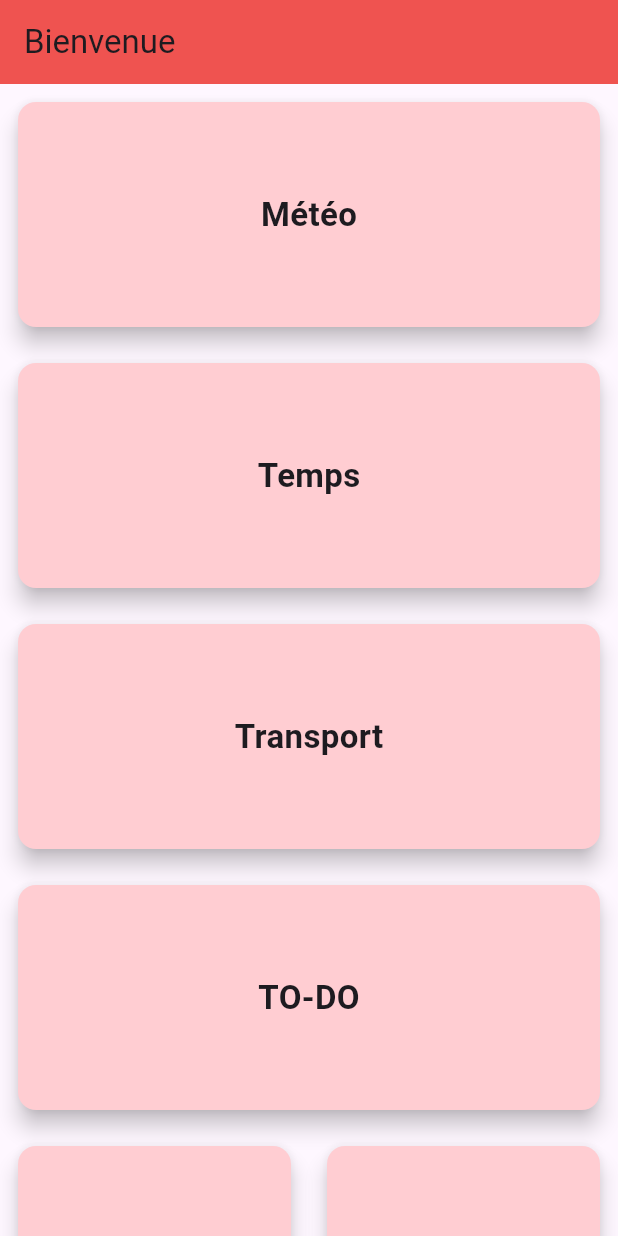
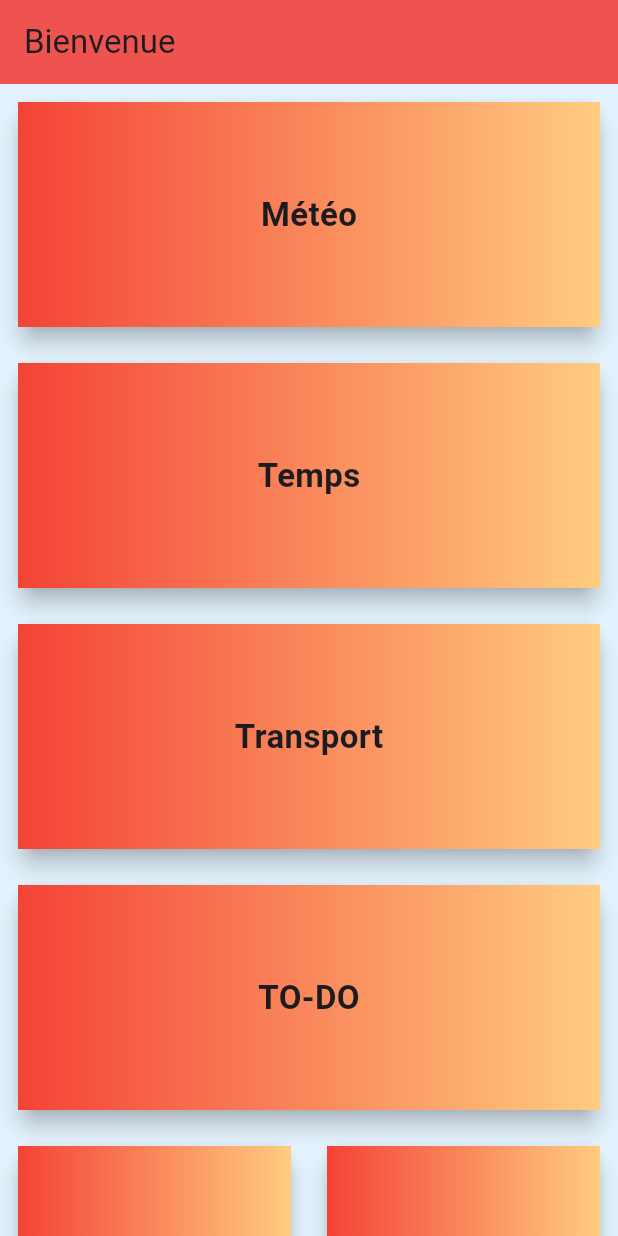
Before and after one commit to arshiAAMED/AppETS, a Flutter app: the screen it shows after launch, on a phone screen of 412 x 824 dp. Run offline on Flutter 3.47's test engine with Material 3 defaults, Android fonts, the phone set to English and light mode, and no system bars; our stand-ins replace image_cropper, image_picker; missing offline and left inert: dart:ffi.

Commit message:
Améliorer le design de la page home.page

```diff
--- a/project1/lib/ui/pages/home/home.page.dart
+++ b/project1/lib/ui/pages/home/home.page.dart
@@ -14,6 +14,7 @@ class _HomePageState extends State<HomePage> {
   @override
   Widget build(BuildContext context) {
     return  Scaffold(
+      backgroundColor: Colors.blue[50],
       appBar: AppBar(
         backgroundColor: Colors.red[400],
         title: Text("Bienvenue"),
--- a/project1/lib/ui/pages/home/widgets/Card.widget.dart
+++ b/project1/lib/ui/pages/home/widgets/Card.widget.dart
@@ -10,14 +10,24 @@ class CardWidget extends StatefulWidget {
 }
 
 class _CardWidgetState extends State<CardWidget> {
-  Color cardColor = Colors.red.shade100;
+  LinearGradient cardColor = LinearGradient(
+      colors: [
+        Colors.red,
+        Colors.orange.shade200
+      ]
+  );
   @override
   Widget build(BuildContext context) {
     return  InkWell(
       onTap: () async {
         // Mise à jour de la couleur
         setState(() {
-          cardColor = Colors.red.shade200;
+          cardColor = LinearGradient(
+              colors: [
+                Colors.white,
+                Colors.red.shade300
+              ]
+          );
         });
 
         // Navigation vers la nouvelle page
@@ -26,16 +36,23 @@ class _CardWidgetState extends State<CardWidget> {
         // Code ici sera exécuté après le retour de la nouvelle page
         // Remettre la couleur par défaut
         setState(() {
-          cardColor = Colors.red.shade100; // Remplacez par votre couleur par défaut
+          cardColor = LinearGradient(
+              colors: [
+                Colors.red,
+                Colors.orange.shade200
+              ]
+          ); // Remplacez par votre couleur par défaut
         });
       },
 
       child: Padding(
         padding: const EdgeInsets.all(8.0),
         child: Card(
-          color: cardColor,
           elevation: 6,
           child: Container(
+              decoration: BoxDecoration(
+                  gradient: cardColor
+              ),
               padding: EdgeInsets.all(10),
               width: double.infinity,
               height: 150,
--- a/project1/lib/ui/pages/meteo/meteo.page.dart
+++ b/project1/lib/ui/pages/meteo/meteo.page.dart
@@ -5,7 +5,7 @@ import 'dart:convert';
 
 import 'package:project1/ui/pages/meteo/widgets/top.meteo.temperature.widget.dart';
 class MeteoPage extends StatefulWidget {
-  Color? couleurCardMeteo;
+  LinearGradient? couleurCardMeteo;
   String? city;
   ScrollController? scrollController;
    MeteoPage({super.key, this.city, this.couleurCardMeteo});
```
